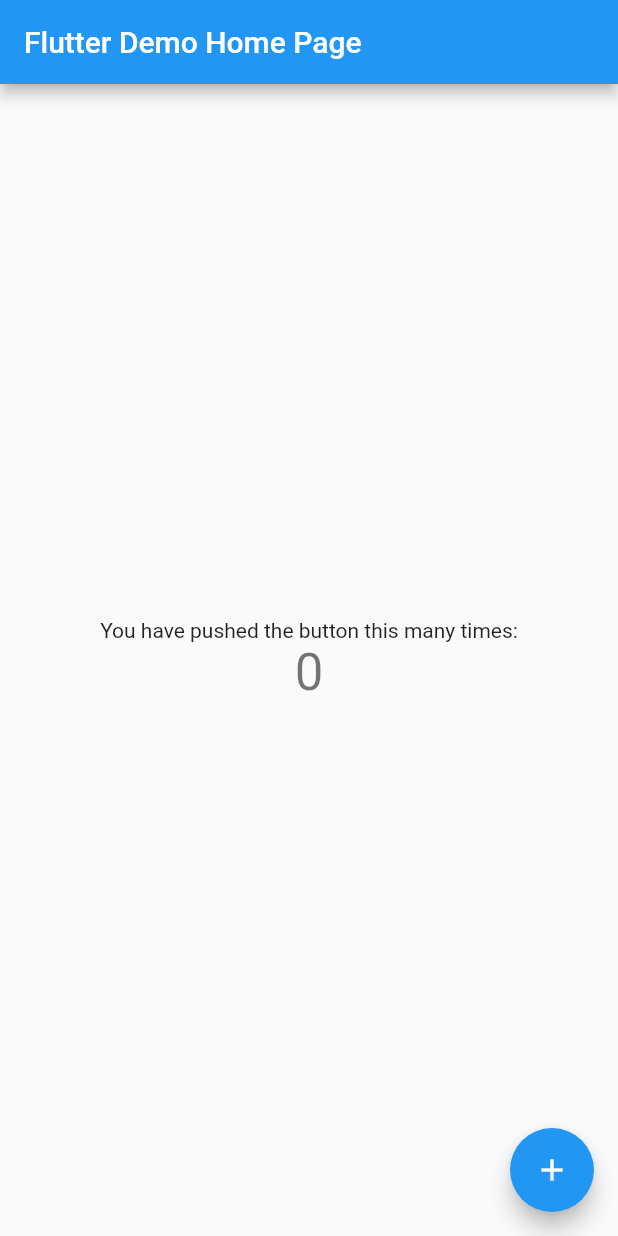
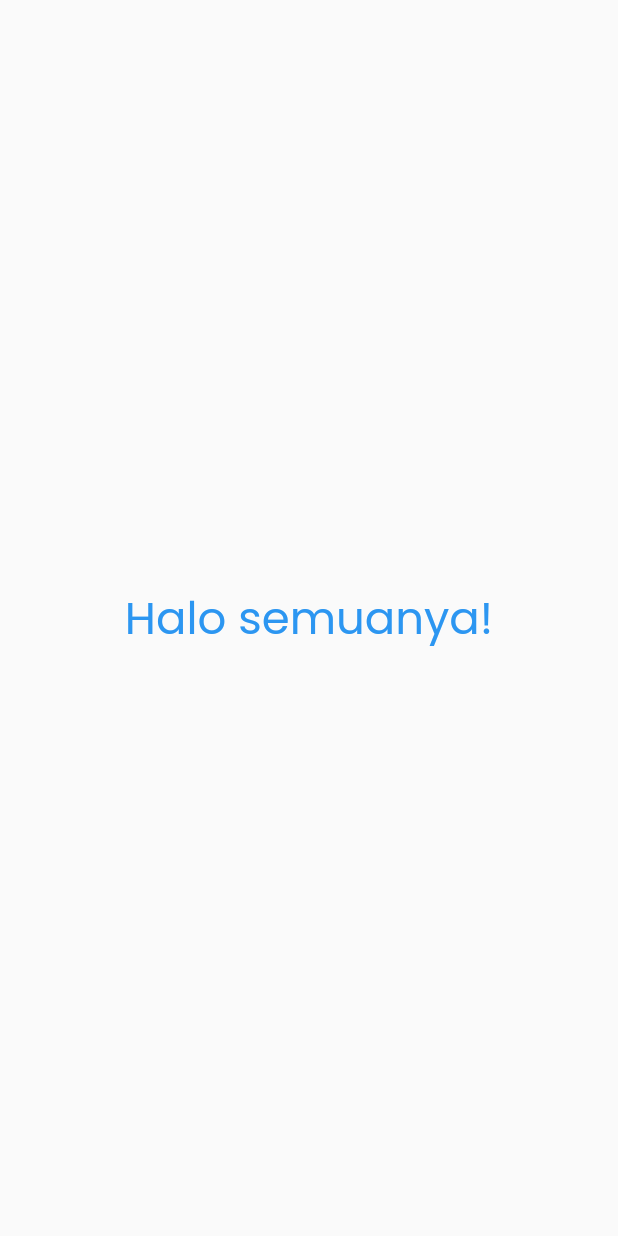
Before and after one commit to waandev/shamo, a Flutter app: the screen it shows after launch, on a phone screen of 412 x 824 dp. Run offline on Flutter 3.47's test engine with Material 2 defaults, Android fonts, the phone set to English and light mode, and no system bars; our stand-ins replace google_fonts.

Commit message:
custom main and add theme

```diff
--- a/lib/main.dart
+++ b/lib/main.dart
@@ -1,115 +1,31 @@
 import 'package:flutter/material.dart';
+import 'theme.dart';
 
-void main() {
-  runApp(const MyApp());
-}
+void main() => runApp(MyApp());
 
 class MyApp extends StatelessWidget {
-  const MyApp({Key? key}) : super(key: key);
-
   // This widget is the root of your application.
   @override
   Widget build(BuildContext context) {
     return MaterialApp(
-      title: 'Flutter Demo',
-      theme: ThemeData(
-        // This is the theme of your application.
-        //
-        // Try running your application with "flutter run". You'll see the
-        // application has a blue toolbar. Then, without quitting the app, try
-        // changing the primarySwatch below to Colors.green and then invoke
-        // "hot reload" (press "r" in the console where you ran "flutter run",
-        // or simply save your changes to "hot reload" in a Flutter IDE).
-        // Notice that the counter didn't reset back to zero; the application
-        // is not restarted.
-        primarySwatch: Colors.blue,
-      ),
-      home: const MyHomePage(title: 'Flutter Demo Home Page'),
+      debugShowCheckedModeBanner: false,
+      home: HomePage(),
     );
   }
 }
 
-class MyHomePage extends StatefulWidget {
-  const MyHomePage({Key? key, required this.title}) : super(key: key);
-
-  // This widget is the home page of your application. It is stateful, meaning
-  // that it has a State object (defined below) that contains fields that affect
-  // how it looks.
-
-  // This class is the configuration for the state. It holds the values (in this
-  // case the title) provided by the parent (in this case the App widget) and
-  // used by the build method of the State. Fields in a Widget subclass are
-  // always marked "final".
-
-  final String title;
-
-  @override
-  State<MyHomePage> createState() => _MyHomePageState();
-}
-
-class _MyHomePageState extends State<MyHomePage> {
-  int _counter = 0;
-
-  void _incrementCounter() {
-    setState(() {
-      // This call to setState tells the Flutter framework that something has
-      // changed in this State, which causes it to rerun the build method below
-      // so that the display can reflect the updated values. If we changed
-      // _counter without calling setState(), then the build method would not be
-      // called again, and so nothing would appear to happen.
-      _counter++;
-    });
-  }
-
+class HomePage extends StatelessWidget {
   @override
   Widget build(BuildContext context) {
-    // This method is rerun every time setState is called, for instance as done
-    // by the _incrementCounter method above.
-    //
-    // The Flutter framework has been optimized to make rerunning build methods
-    // fast, so that you can just rebuild anything that needs updating rather
-    // than having to individually change instances of widgets.
     return Scaffold(
-      appBar: AppBar(
-        // Here we take the value from the MyHomePage object that was created by
-        // the App.build method, and use it to set our appbar title.
-        title: Text(widget.title),
-      ),
       body: Center(
-        // Center is a layout widget. It takes a single child and positions it
-        // in the middle of the parent.
-        child: Column(
-          // Column is also a layout widget. It takes a list of children and
-          // arranges them vertically. By default, it sizes itself to fit its
-          // children horizontally, and tries to be as tall as its parent.
-          //
-          // Invoke "debug painting" (press "p" in the console, choose the
-          // "Toggle Debug Paint" action from the Flutter Inspector in Android
-          // Studio, or the "Toggle Debug Paint" command in Visual Studio Code)
-          // to see the wireframe for each widget.
-          //
-          // Column has various properties to control how it sizes itself and
-          // how it positions its children. Here we use mainAxisAlignment to
-          // center the children vertically; the main axis here is the vertical
-          // axis because Columns are vertical (the cross axis would be
-          // horizontal).
-          mainAxisAlignment: MainAxisAlignment.center,
-          children: <Widget>[
-            const Text(
-              'You have pushed the button this many times:',
-            ),
-            Text(
-              '$_counter',
-              style: Theme.of(context).textTheme.headline4,
-            ),
-          ],
+        child: Text(
+          'Halo semuanya!',
+          style: priceTextStyle.copyWith(
+            fontSize: 30,
+          ),
         ),
       ),
-      floatingActionButton: FloatingActionButton(
-        onPressed: _incrementCounter,
-        tooltip: 'Increment',
-        child: const Icon(Icons.add),
-      ), // This trailing comma makes auto-formatting nicer for build methods.
     );
   }
 }
```
Also changed, not shown: lib/theme.dart (added, +30 -0 lines), pubspec.yaml (+4 -4 lines), pubspec.lock.
